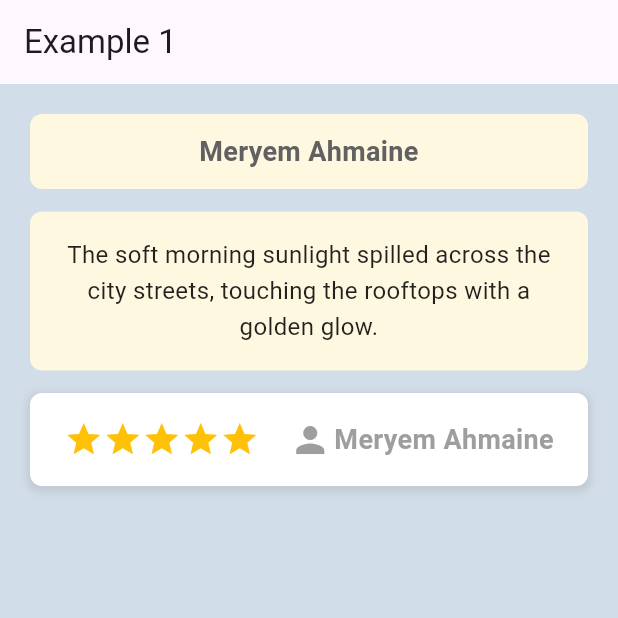
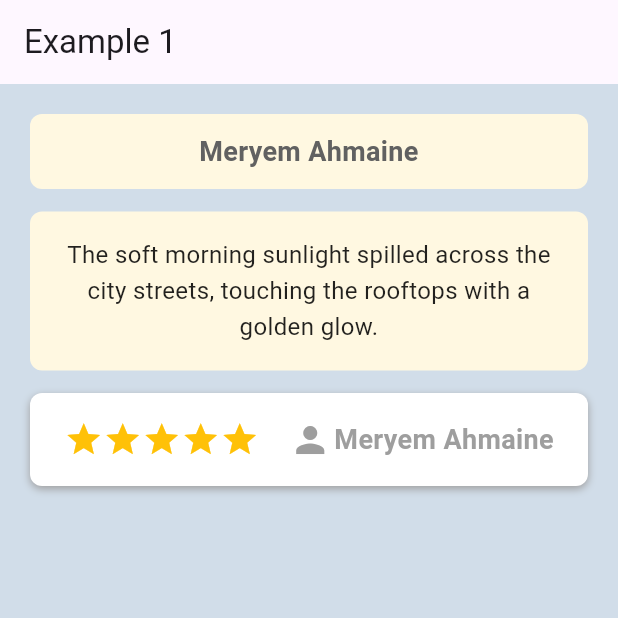
Before and after one commit to meryemahmaine/flutter-hello-world, a Flutter app: the screen it shows after launch, on a phone screen of 412 x 824 dp, the top half of it. Run offline on Flutter 3.47's test engine with Material 3 defaults, Android fonts, the phone set to English and light mode, and no system bars.

Commit message:
Updated Flutter

```diff
--- a/lib/main.dart
+++ b/lib/main.dart
@@ -17,12 +17,12 @@ class MyApp extends StatelessWidget {
         body: Container(
           padding: const EdgeInsets.all(20),
           width: double.infinity,
-          color: const Color.fromARGB(255, 209, 221, 233),
+          color:Color.fromARGB(255, 209, 221, 233),
           child: Column(
             crossAxisAlignment: CrossAxisAlignment.center,
             children: [
 
-              // First container — title
+
               Container(
                 decoration: BoxDecoration(
                   color: Colors.amber[50],
@@ -30,7 +30,7 @@ class MyApp extends StatelessWidget {
                   borderRadius: BorderRadius.circular(8),
                 ),
                 padding: const EdgeInsets.all(10),
-                width: double.infinity,
+                width:1000,
                 child: Text(
                   "Meryem Ahmaine",
                   textAlign: TextAlign.center,
@@ -44,7 +44,7 @@ class MyApp extends StatelessWidget {
 
               const SizedBox(height: 15),
 
-              // Second container — paragraph
+
               Container(
                 decoration: BoxDecoration(
                   color: Colors.amber[50],
@@ -75,8 +75,8 @@ class MyApp extends StatelessWidget {
                   borderRadius: BorderRadius.circular(8),
                   boxShadow: [
                     BoxShadow(
-                      color: Colors.grey.withOpacity(0.3),
-                      spreadRadius: 2,
+                      color: Colors.grey,
+
                       blurRadius: 4,
                       offset: const Offset(0, 2),
                     ),
@@ -88,7 +88,7 @@ class MyApp extends StatelessWidget {
                   mainAxisAlignment: MainAxisAlignment.center,
                   children: [
 
-                    // Star icons
+
                     Row(
                       children: const [
                         Icon(Icons.star, color: Colors.amber, size: 26),
```
